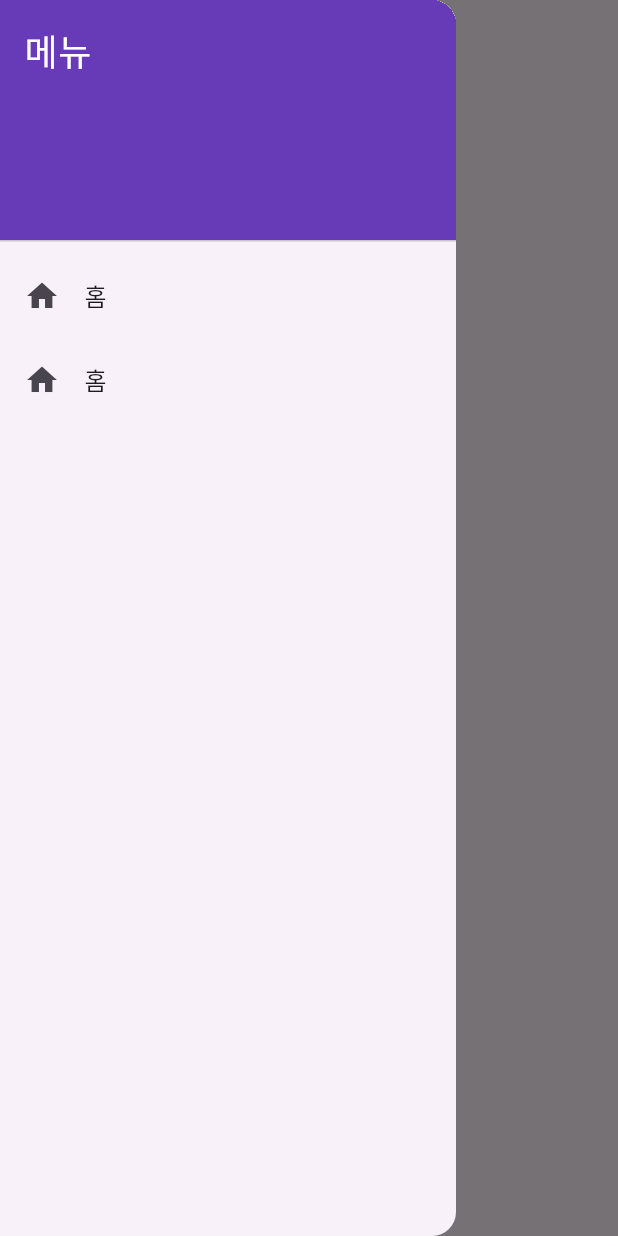
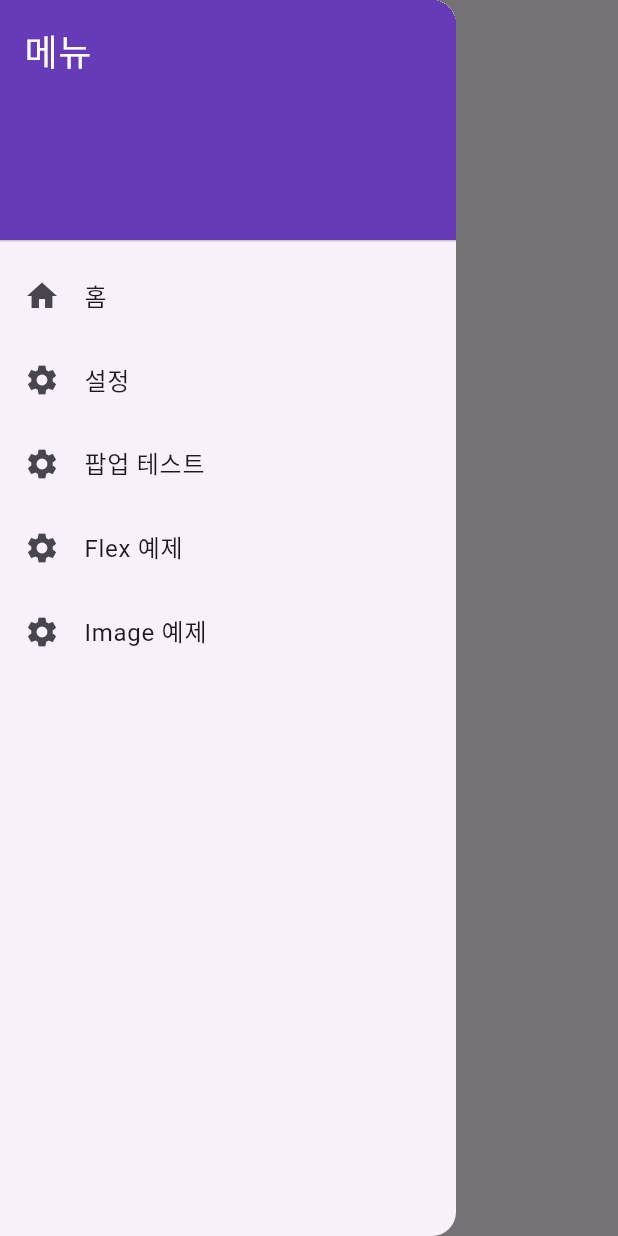
Before and after one commit to kny448600/chunjuflutter, a Flutter app: the Settingpage screen opened by its route, with the side drawer open, on a phone screen of 412 x 824 dp. Run offline on Flutter 3.47's test engine with Material 3 defaults, Android fonts, the phone set to English and light mode, and no system bars; network calls fail.

Commit message:
no message

```diff
--- a/lib/drawer.dart
+++ b/lib/drawer.dart
@@ -1,5 +1,4 @@
 import 'package:flutter/material.dart';
-
 
 class MyDrawer extends StatelessWidget {
   const MyDrawer({super.key});
@@ -19,26 +18,53 @@ class MyDrawer extends StatelessWidget {
                 style: TextStyle(
                     color: Colors.white,
                     fontSize: 24
-            ),
+                )
             ),
           ),
           ListTile(
               leading: const Icon(Icons.home),
-            title: const Text("홈"),
+              title: const Text('홈'),
               onTap: () {
                 Navigator.pushNamedAndRemoveUntil(
                     context, "/", (route) => false
                 );
-            },
+              }
           ),
           ListTile(
-            leading: const Icon(Icons.home),
-            title: const Text("홈"),
+              leading: const Icon(Icons.settings),
+              title: const Text('설정'),
               onTap: () {
                 Navigator.pushNamed(
-                  context, "setting"
+                    context, "/setting"
                 );
-            },
+              }
+          ),
+          ListTile(
+              leading: const Icon(Icons.settings),
+              title: const Text('팝업 테스트'),
+              onTap: () {
+                Navigator.pushNamed(
+                    context, "/popup"
+                );
+              }
+          ),
+          ListTile(
+              leading: const Icon(Icons.settings),
+              title: const Text('Flex 예제'),
+              onTap: () {
+                Navigator.pushNamed(
+                    context, "/flex"
+                );
+              }
+          ),
+          ListTile(
+              leading: const Icon(Icons.settings),
+              title: const Text('Image 예제'),
+              onTap: () {
+                Navigator.pushNamed(
+                    context, "/image"
+                );
+              }
           )
         ],
       ),
--- a/lib/main.dart
+++ b/lib/main.dart
@@ -1,5 +1,6 @@
 import 'package:flutter/material.dart';
 import 'package:untitled/flex_file.dart';
+import 'package:untitled/image_page.dart';
 import 'package:untitled/popup_page.dart';
 import 'package:untitled/SETTING_PAGE.dart';
 import 'drawer.dart';
@@ -25,6 +26,7 @@ class MyApp extends StatelessWidget {
         '/setting': (context) => const Settingpage(),
         '/popup': (context) => const PopupPage(),
         '/flex': (context) => const FlexPage(),
+        '/image': (context) => const ImagePage(),
       },
     );
   }
```
Also changed, not shown: lib/image_page.dart (added, +24 -0 lines). Lines whose indentation alone changed are shown as unchanged.
